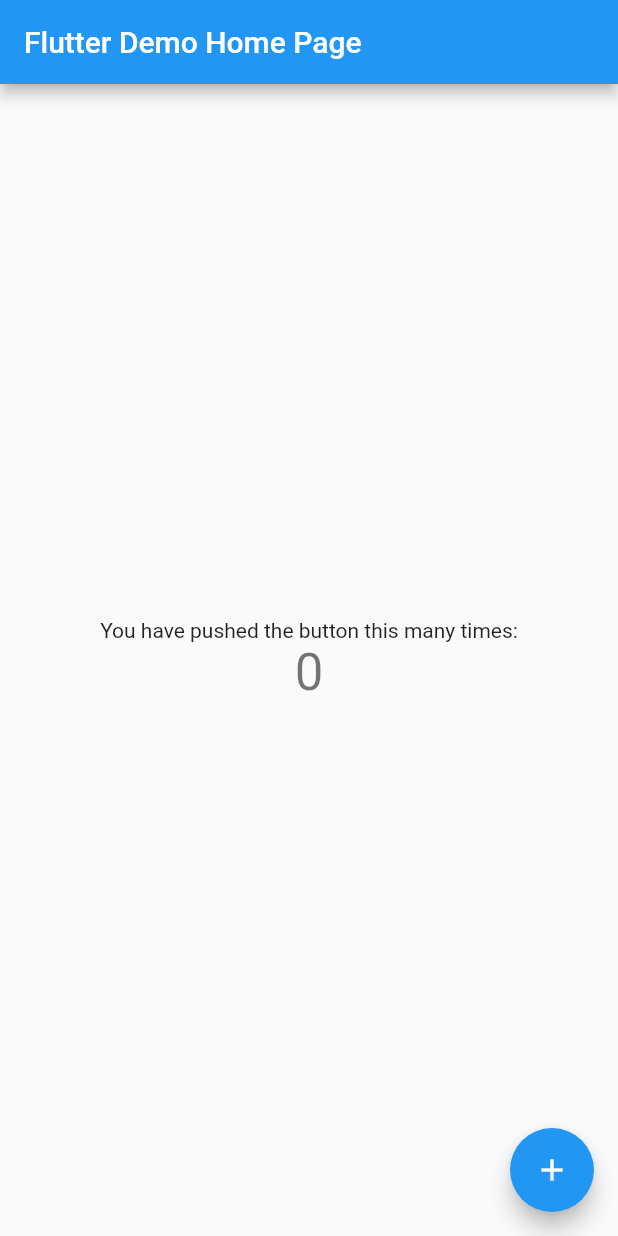
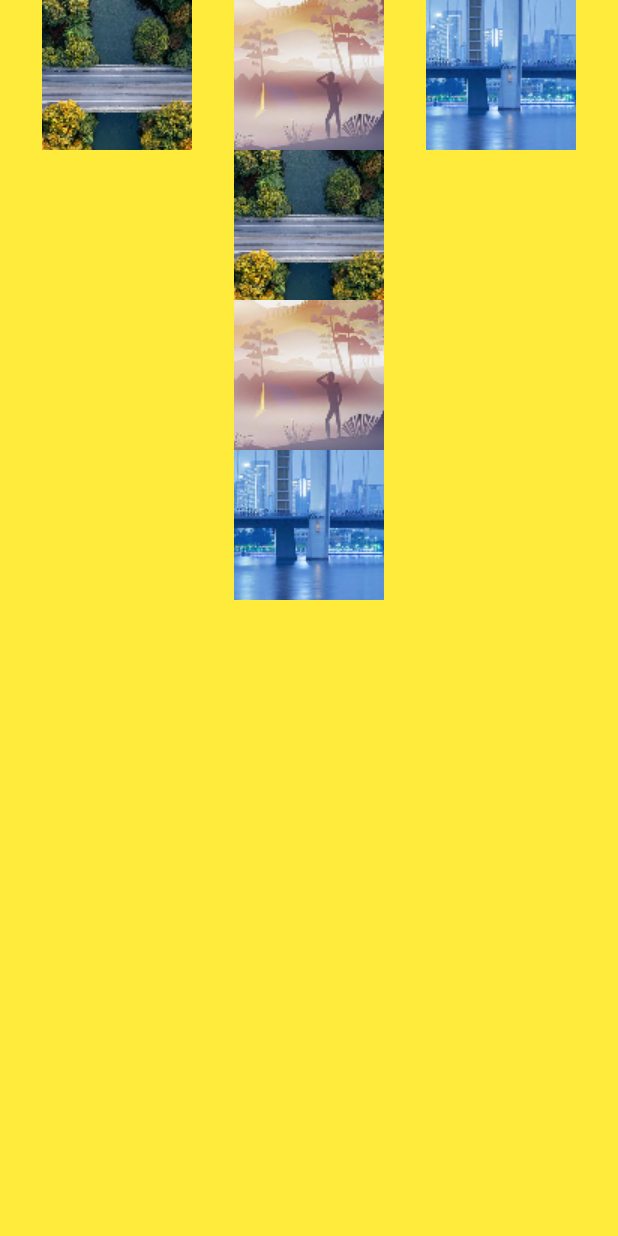
Before and after one commit to zhoucs624/flutter_demo, a Flutter app: the screen it shows after launch, on a phone screen of 412 x 824 dp. Run offline on Flutter 3.47's test engine with Material 2 defaults, Android fonts, the phone set to English and light mode, and no system bars.

Commit message:
feat: done the lessons :tada:

```diff
--- /dev/null
+++ b/lib/lesson1_add_layout_widget.dart
@@ -0,0 +1,20 @@
+import 'package:flutter/material.dart';
+
+class Lesson1AddLayoutWidgetApp extends StatelessWidget {
+  const Lesson1AddLayoutWidgetApp({super.key});
+
+  @override
+  Widget build(BuildContext context) {
+    return MaterialApp(
+      title: 'Lesson1AddLayoutWidget',
+      home: Scaffold(
+        appBar: AppBar(
+          title: const Text('Lesson1AddLayoutWidgetTitle'),
+        ),
+        body: const Center(
+          child: Text('hello world'),
+        ),
+      ),
+    );
+  }
+}
--- /dev/null
+++ b/lib/lesson3_aligning_widget.dart
@@ -0,0 +1,38 @@
+/*
+ * @Author: 周长升
+ * @Date: 2023-03-04 12:51:45
+ * @LastEditTime: 2023-03-04 22:22:39
+ * @LastEditors: 周长升
+ * @Description:
+ */
+import 'package:flutter/material.dart';
+
+class Lesson3AligningWidgetApp extends StatelessWidget {
+  const Lesson3AligningWidgetApp({super.key});
+
+  @override
+  Widget build(BuildContext context) {
+    return Container(
+        decoration: const BoxDecoration(color: Colors.yellow),
+        child: Column(textDirection: TextDirection.ltr, children: [
+          Row(
+            textDirection: TextDirection.ltr,
+            mainAxisAlignment: MainAxisAlignment.spaceEvenly,
+            children: [
+              Image.asset('images/img_01.png'),
+              Image.asset('images/img_02.png'),
+              Image.asset('images/img_03.png'),
+            ],
+          ),
+          Column(
+            textDirection: TextDirection.ltr,
+            mainAxisAlignment: MainAxisAlignment.spaceEvenly,
+            children: [
+              Image.asset('images/img_01.png'),
+              Image.asset('images/img_02.png'),
+              Image.asset('images/img_03.png'),
+            ],
+          )
+        ]));
+  }
+}
--- a/lib/main.dart
+++ b/lib/main.dart
@@ -1,115 +1,16 @@
+/*
+ * @Author: 周长升
+ * @Date: 2023-03-04 00:00:29
+ * @LastEditTime: 2023-03-04 21:48:31
+ * @LastEditors: 周长升
+ * @Description:
+ */
 import 'package:flutter/material.dart';
 
+// import './lesson1_add_layout_widget.dart';
+// import './lesson2_non_material.dart';
+import './lesson3_aligning_widget.dart';
+
 void main() {
-  runApp(const MyApp());
+  runApp(const Lesson3AligningWidgetApp());
 }
-
-class MyApp extends StatelessWidget {
-  const MyApp({super.key});
-
-  // This widget is the root of your application.
-  @override
-  Widget build(BuildContext context) {
-    return MaterialApp(
-      title: 'Flutter Demo',
-      theme: ThemeData(
-        // This is the theme of your application.
-        //
-        // Try running your application with "flutter run". You'll see the
-        // application has a blue toolbar. Then, without quitting the app, try
-        // changing the primarySwatch below to Colors.green and then invoke
-        // "hot reload" (press "r" in the console where you ran "flutter run",
-        // or simply save your changes to "hot reload" in a Flutter IDE).
-        // Notice that the counter didn't reset back to zero; the application
-        // is not restarted.
-        primarySwatch: Colors.blue,
-      ),
-      home: const MyHomePage(title: 'Flutter Demo Home Page'),
-    );
-  }
-}
-
-class MyHomePage extends StatefulWidget {
-  const MyHomePage({super.key, required this.title});
-
-  // This widget is the home page of your application. It is stateful, meaning
-  // that it has a State object (defined below) that contains fields that affect
-  // how it looks.
-
-  // This class is the configuration for the state. It holds the values (in this
-  // case the title) provided by the parent (in this case the App widget) and
-  // used by the build method of the State. Fields in a Widget subclass are
-  // always marked "final".
-
-  final String title;
-
-  @override
-  State<MyHomePage> createState() => _MyHomePageState();
-}
-
-class _MyHomePageState extends State<MyHomePage> {
-  int _counter = 0;
-
-  void _incrementCounter() {
-    setState(() {
-      // This call to setState tells the Flutter framework that something has
-      // changed in this State, which causes it to rerun the build method below
-      // so that the display can reflect the updated values. If we changed
-      // _counter without calling setState(), then the build method would not be
-      // called again, and so nothing would appear to happen.
-      _counter++;
-    });
-  }
-
-  @override
-  Widget build(BuildContext context) {
-    // This method is rerun every time setState is called, for instance as done
-    // by the _incrementCounter method above.
-    //
-    // The Flutter framework has been optimized to make rerunning build methods
-    // fast, so that you can just rebuild anything that needs updating rather
-    // than having to individually change instances of widgets.
-    return Scaffold(
-      appBar: AppBar(
-        // Here we take the value from the MyHomePage object that was created by
-        // the App.build method, and use it to set our appbar title.
-        title: Text(widget.title),
-      ),
-      body: Center(
-        // Center is a layout widget. It takes a single child and positions it
-        // in the middle of the parent.
-        child: Column(
-          // Column is also a layout widget. It takes a list of children and
-          // arranges them vertically. By default, it sizes itself to fit its
-          // children horizontally, and tries to be as tall as its parent.
-          //
-          // Invoke "debug painting" (press "p" in the console, choose the
-          // "Toggle Debug Paint" action from the Flutter Inspector in Android
-          // Studio, or the "Toggle Debug Paint" command in Visual Studio Code)
-          // to see the wireframe for each widget.
-          //
-          // Column has various properties to control how it sizes itself and
-          // how it positions its children. Here we use mainAxisAlignment to
-          // center the children vertically; the main axis here is the vertical
-          // axis because Columns are vertical (the cross axis would be
-          // horizontal).
-          mainAxisAlignment: MainAxisAlignment.center,
-          children: <Widget>[
-            const Text(
-              'You have pushed the button this many times:',
-            ),
-            Text(
-              '$_counter',
-              style: Theme.of(context).textTheme.headlineMedium,
-            ),
-          ],
-        ),
-      ),
-      floatingActionButton: FloatingActionButton(
-        onPressed: _incrementCounter,
-        tooltip: 'Increment',
-        child: const Icon(Icons.add),
-      ), // This trailing comma makes auto-formatting nicer for build methods.
-    );
-  }
-}
--- a/pubspec.yaml
+++ b/pubspec.yaml
@@ -59,9 +59,8 @@ flutter:
   uses-material-design: true
 
   # To add assets to your application, add an assets section, like this:
-  # assets:
-  #   - images/a_dot_burr.jpeg
-  #   - images/a_dot_ham.jpeg
+  assets:
+    - images/
 
   # An image asset can refer to one or more resolution-specific "variants", see
   # https://flutter.dev/assets-and-images/#resolution-aware
```
Also changed, not shown: lib/lesson0_demo.dart (added, +111 -0 lines), lib/lesson2_non_material.dart (added, +24 -0 lines), images/img_01.png (added), images/img_02.png (added), images/img_03.png (added), pubspec.lock, 1 other file.
